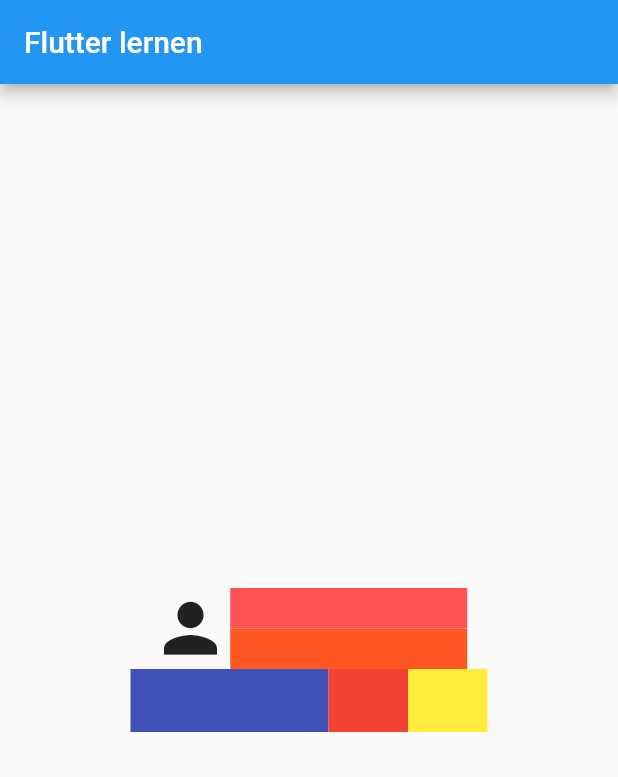
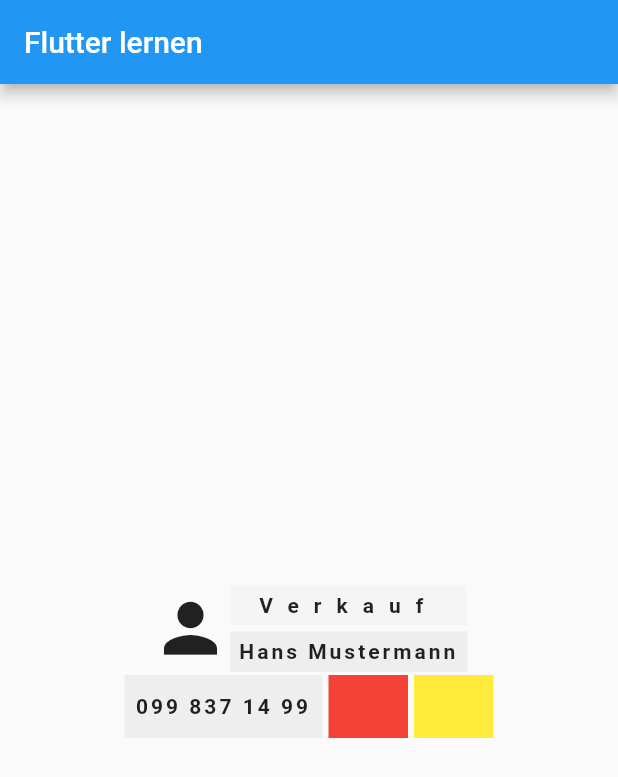
Before and after one commit to mmanflori/blogg_test, a Flutter app: the screen it shows after launch, on a phone screen of 412 x 824 dp. Shown: the top 777 px of the screen. Run offline on Flutter 3.47's test engine with Material 2 defaults, Android fonts, the phone set to English and light mode, and no system bars.

Commit message:
textänderungen

```diff
--- a/lib/main.dart
+++ b/lib/main.dart
@@ -25,6 +25,7 @@ class flutter_lernen extends StatelessWidget {
               Container(
                 width: 53.0,
                 height: 53.0,
+                margin: EdgeInsets.symmetric(vertical: 2.0),
                 child: Icon(
                   Icons.person,
                   size: 53.0,
@@ -35,12 +36,28 @@ class flutter_lernen extends StatelessWidget {
                   Container(
                     height: 27.0,
                     width: 158.0,
-                    color: Colors.redAccent,
+                    margin: EdgeInsets.symmetric(vertical: 2.0),
+                    color: Colors.grey[100],
+                    child: Center(
+                      child: Text(
+                        "Verkauf",
+                        textAlign: TextAlign.center,
+                        style: TextStyle(fontWeight: FontWeight.bold,letterSpacing: 10.0),
+                      ),
+                    ),
                   ),
                   Container(
                     height: 27.0,
                     width: 158.0,
-                    color: Colors.deepOrange,
+                    margin: EdgeInsets.symmetric(vertical: 2.0),
+                    color: Colors.grey[200],
+                    child: Center(
+                      child: Text(
+                        "Hans Mustermann",
+                        textAlign:TextAlign.center,
+                        style:TextStyle(fontWeight:FontWeight.bold,letterSpacing:2.0),
+                      ),
+                    ),
                   )
                 ],
               ),
@@ -52,16 +69,28 @@ class flutter_lernen extends StatelessWidget {
               Container(
                 width: 132.0,
                 height: 42.0,
-                color: Colors.indigo,
+                margin: EdgeInsets.symmetric(horizontal: 2.0),
+                color: Colors.grey[200],
+                child: Center(
+                  child: Text(
+                    "099 837 14 99",
+                    textAlign:TextAlign.center,
+                    style:TextStyle(
+                      fontWeight:FontWeight.bold,letterSpacing: 2.0,
+                    )
+                  ),
+                ),
               ),
               Container(
                 width: 53.0,
                 height: 42.0,
+                margin: EdgeInsets.symmetric(horizontal: 2.0),
                 color: Colors.red,
               ),
               Container(
                 width: 53.0,
                 height: 42.0,
+                margin: EdgeInsets.symmetric(horizontal: 2.0),
                 color: Colors.yellow,
               ),
             ],
```
